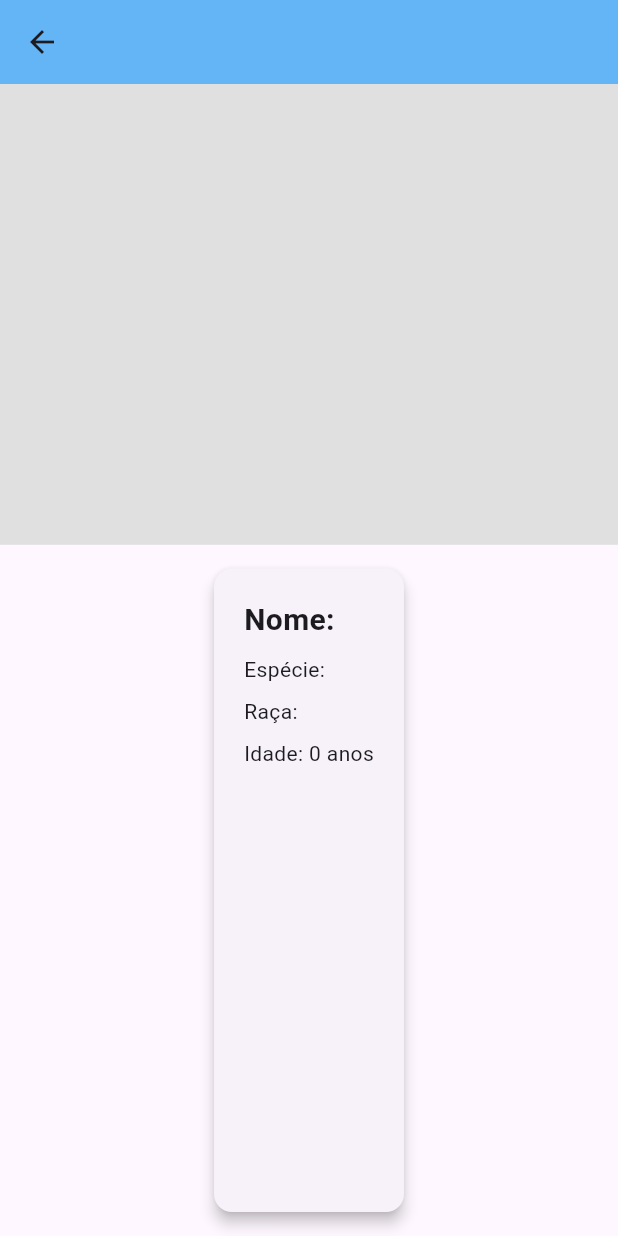
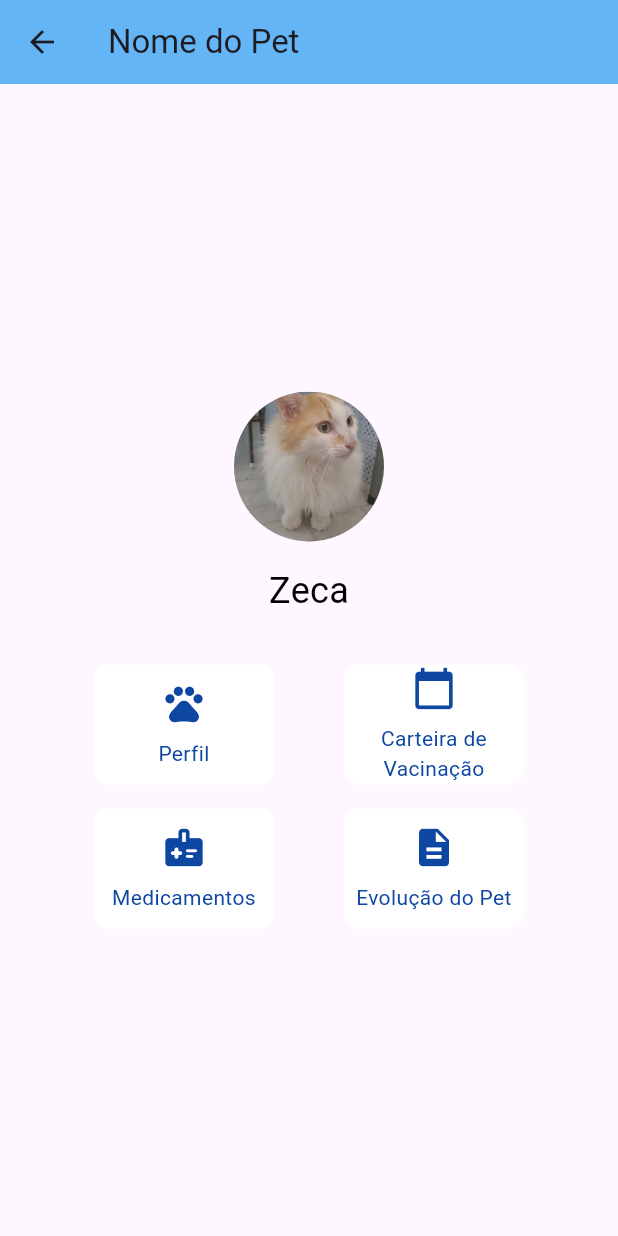
Before and after one commit to larafvitoriano/projeto-final-flutter, a Flutter app: the PetDetails screen opened directly with empty values, on a phone screen of 412 x 824 dp. Run offline on Flutter 3.47's test engine with Material 3 defaults, Android fonts, the phone set to English and light mode, and no system bars; our stand-ins replace sqflite; accounts and stored records are empty.

Commit message:
feat: adicionando pet details e ajustando tela inicial

```diff
--- a/lib/meus_pets_page.dart
+++ b/lib/meus_pets_page.dart
@@ -58,7 +58,7 @@ class _MeusPetsPageState extends State<MeusPetsPage> {
       onTap: () {
         Navigator.push(
           context,
-          MaterialPageRoute(builder: (context) => PetForm(pet: pet)),
+          MaterialPageRoute(builder: (context) => PetDetails(pet: pet)),
         ).then((_) {
           setState(() {});
         });
--- a/lib/pet_details.dart
+++ b/lib/pet_details.dart
@@ -10,43 +10,67 @@ class PetDetails extends StatelessWidget {
   Widget build(BuildContext context) {
     return Scaffold(
       appBar: AppBar(
-        title: Text(pet.name),
+        title: Text('Nome do Pet'),
         backgroundColor: Colors.blue[300],
       ),
-      body: Column(
+      body: Center(
+        child: Padding(
+          padding: const EdgeInsets.all(16.0),
+          child: Column(
+            mainAxisAlignment: MainAxisAlignment.center,
             children: <Widget>[
-          Expanded(
-            flex: 2,
-            child: Container(
-              width: double.infinity,
-              color: Colors.grey[300],
+              CircleAvatar(
+                radius: 50,
+                backgroundImage: AssetImage('assets/ed.jpg'),
               ),
+              SizedBox(height: 16),
+              Text('Zeca', style: TextStyle(fontSize: 24, color: Colors.black)),
+              SizedBox(height: 32),
+              Row(
+                mainAxisAlignment: MainAxisAlignment.spaceEvenly,
+                children: <Widget>[
+                  _buildCardButton(context, 'Perfil', Icons.pets, () {}),
+                  _buildCardButton(context, 'Carteira de \nVacinação', Icons.calendar_today, () {}),
+                ],
               ),
-          Expanded(
-            flex: 3, // Aumenta o flex para ocupar mais espaço
-            child: Card(
-              elevation: 4.0,
-              margin: EdgeInsets.all(16.0), // Adiciona margem ao card
-              child: Padding(
-                padding: const EdgeInsets.all(20.0),
-                child: Column(
-                  crossAxisAlignment: CrossAxisAlignment.start,
+              SizedBox(height: 16),
+              Row(
+                mainAxisAlignment: MainAxisAlignment.spaceEvenly,
                 children: <Widget>[
-                    Text('Nome: ${pet.name}', style: TextStyle(fontSize: 20.0, fontWeight: FontWeight.bold)),
-                    SizedBox(height: 8.0),
-                    Text('Espécie: ${pet.species}'),
-                    SizedBox(height: 8.0),
-                    Text('Raça: ${pet.breed}'),
-                    SizedBox(height: 8.0),
-                    Text('Idade: ${pet.age} anos'),
-                    SizedBox(height: 8.0),
-                    // Adicione mais informações detalhadas aqui
+                  _buildCardButton(context, 'Medicamentos', Icons.medical_information_rounded, () {}),
+                  _buildCardButton(context, 'Evolução do Pet', Icons.description, () {}),
+                ],
+              ),
+
             ],
           ),
         ),
       ),
+    );
+  }
+
+  Widget _buildCardButton(BuildContext context, String title, IconData icon, VoidCallback onTap) {
+    return GestureDetector(
+      onTap: onTap,
+      child: Container(
+        width: 120,
+        height: 80,
+        decoration: BoxDecoration(
+          color: Colors.white,
+          borderRadius: BorderRadius.circular(10),
+        ),
+        child: Column(
+          mainAxisAlignment: MainAxisAlignment.center,
+          children: <Widget>[
+            Icon(icon, size: 30, color: Colors.blue[900]),
+            SizedBox(height: 8),
+            Text(
+              title,
+              textAlign: TextAlign.center,
+              style: TextStyle(color: Colors.blue[900]),
             ),
           ],
+        ),
       ),
     );
   }
```
Also changed, not shown: lib/main.dart (+57 -20 lines), 1 other file. Lines whose indentation alone changed are shown as unchanged.
